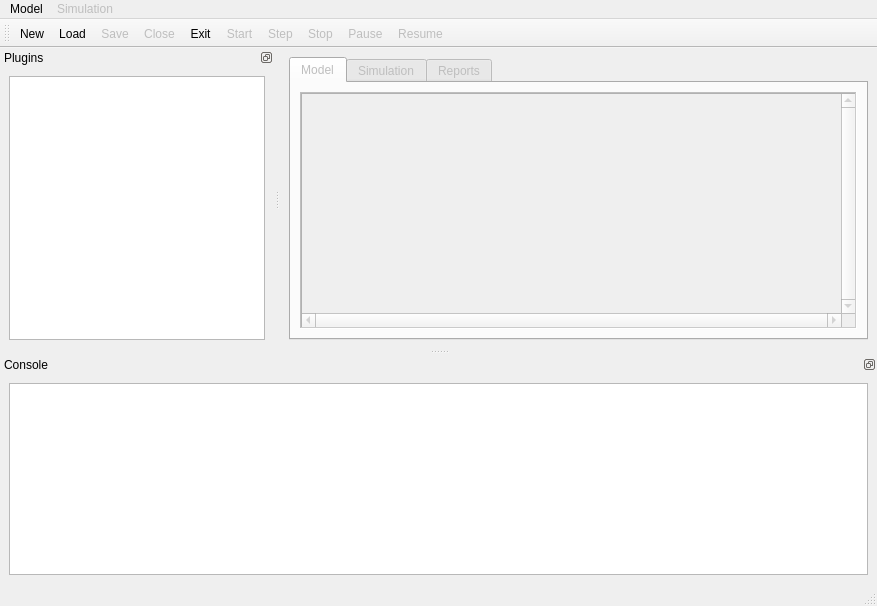
This is applications/gui/qt/SimpleGUI_QtCreator/SimpleGUI/mainwindow.ui in vits-hugs/Genesys-Simulator as Qt 5 draws it before an edit. The edited form follows.
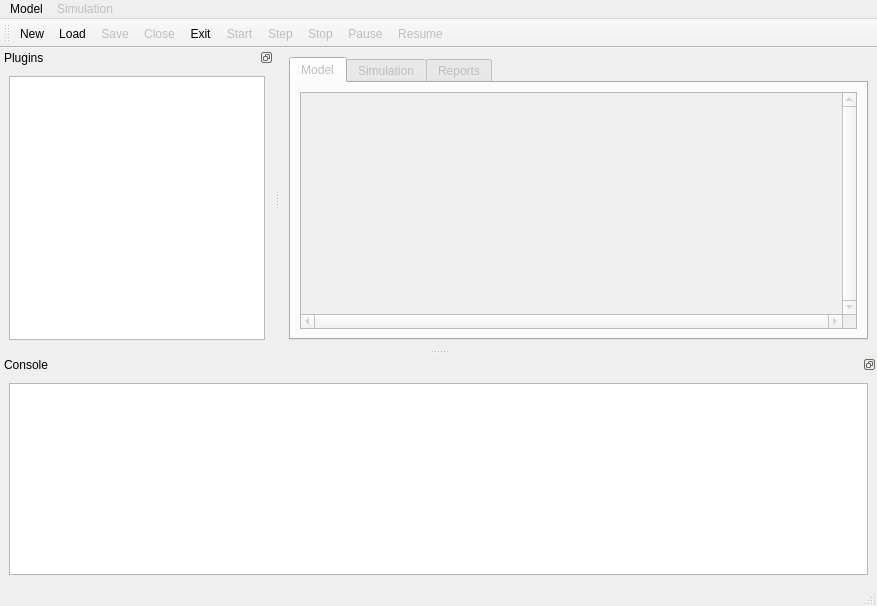
This is the edited form. Icons and pictures are not drawn.

Patch:
```diff
--- a/applications/gui/qt/SimpleGUI_QtCreator/SimpleGUI/mainwindow.ui
+++ b/applications/gui/qt/SimpleGUI_QtCreator/SimpleGUI/mainwindow.ui
@@ -36,18 +36,9 @@
        </attribute>
        <layout class="QHBoxLayout" name="horizontalLayout">
         <item>
-         <widget class="QTextEdit" name="textEditModel">
-          <property name="frameShape">
-           <enum>QFrame::WinPanel</enum>
-          </property>
-          <property name="frameShadow">
-           <enum>QFrame::Sunken</enum>
-          </property>
+         <widget class="QTextEdit" name="textEdit_Model">
           <property name="lineWidth">
-           <number>1</number>
-          </property>
-          <property name="midLineWidth">
-           <number>1</number>
+           <number>3</number>
           </property>
           <property name="verticalScrollBarPolicy">
            <enum>Qt::ScrollBarAlwaysOn</enum>
```
Left out of the diff: 42 changed lines with no effect on the pictures.
